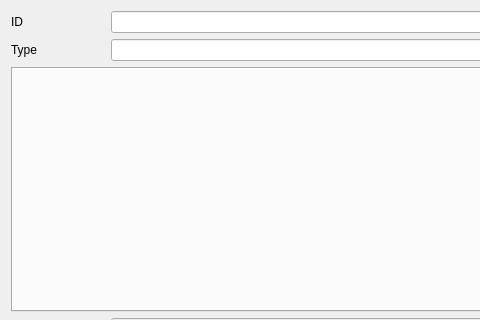
CytopiaTeam/Cytopia, file src/TileDataUi/TileDataUi.ui: the form before one commit; both pictures show x 0 to 480 and y 0 to 320 of the 792 by 678 pixel window.
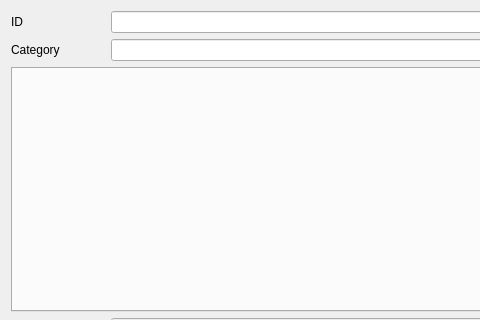
The form after the commit.

The edit to the form file:
```diff
--- a/src/TileDataUi/TileDataUi.ui
+++ b/src/TileDataUi/TileDataUi.ui
@@ -28,7 +28,7 @@
    <item row="1" column="0">
     <widget class="QLabel" name="label_2">
      <property name="text">
-      <string>Type</string>
+      <string>Category</string>
      </property>
     </widget>
    </item>
```
Left out of the diff: 57 changed lines with no effect on the pictures.
